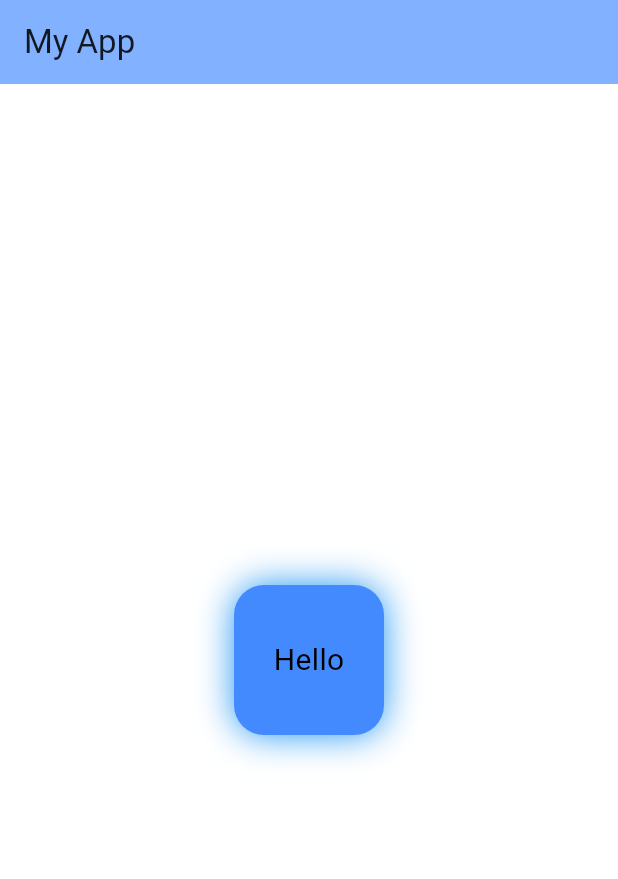
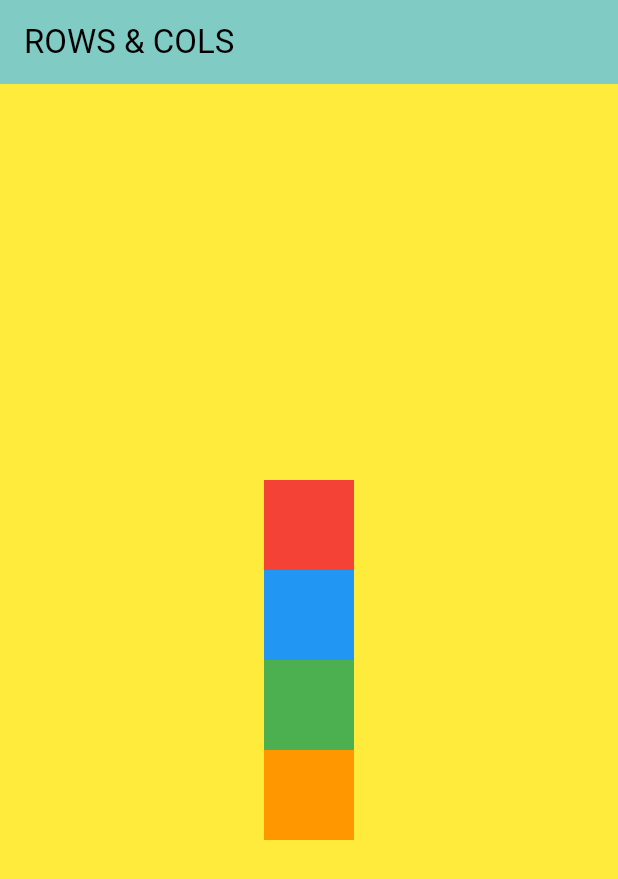
Before and after one commit to SheryarTahir/container_sizedbox, a Flutter app: the screen it shows after launch, on a phone screen of 412 x 824 dp. Shown: the top 879 px of the screen. Run offline on Flutter 3.47's test engine with Material 3 defaults, Android fonts, the phone set to English and light mode, and no system bars.

Commit message:
RowsCols Calling

```diff
--- a/lib/main.dart
+++ b/lib/main.dart
@@ -1,4 +1,5 @@
 import 'package:container_sizedbox/widgets/cotainer_sized.dart';
+import 'package:container_sizedbox/widgets/rowscols.dart';
 import 'package:flutter/material.dart';
 
 void main() {
@@ -14,7 +15,7 @@ class MyApp extends StatelessWidget {
       debugShowCheckedModeBanner: false,
       theme:
           ThemeData(brightness: Brightness.dark, primaryColor: Colors.purple),
-      home: const Container_Sized(),
+      home: const Rowscols(),
     );
   }
 }
--- /dev/null
+++ b/lib/widgets/rowscols.dart
@@ -0,0 +1,75 @@
+import 'package:flutter/material.dart';
+
+class Rowscols extends StatelessWidget {
+  const Rowscols({super.key});
+
+  @override
+  Widget build(BuildContext context) {
+    var w = MediaQuery.of(context).size.width;
+    var h = MediaQuery.of(context).size.height;
+    return Scaffold(
+      appBar: AppBar(
+        title: const Text(
+          "ROWS & COLS",
+          style: TextStyle(color: Colors.black),
+        ),
+        backgroundColor: Colors.teal.shade200,
+      ),
+      body: Container(
+          height: h,
+          width: w,
+          color: Colors.yellow,
+          child: Column(
+            mainAxisAlignment: MainAxisAlignment.center,
+            children: [
+              Container(
+                height: 60,
+                width: 60,
+                color: Colors.red,
+              ),
+              Container(
+                height: 60,
+                width: 60,
+                color: Colors.blue,
+              ),
+              Container(
+                height: 60,
+                width: 60,
+                color: Colors.green,
+              ),
+              Container(
+                height: 60,
+                width: 60,
+                color: Colors.orange,
+              ),
+            ],
+          )
+          // Row(
+          //   mainAxisAlignment: MainAxisAlignment.spaceEvenly,
+          //   children: [
+          //     Container(
+          //       height: 60,
+          //       width: 60,
+          //       color: Colors.red,
+          //     ),
+          //     Container(
+          //       height: 60,
+          //       width: 60,
+          //       color: Colors.blue,
+          //     ),
+          //     Container(
+          //       height: 60,
+          //       width: 60,
+          //       color: Colors.green,
+          //     ),
+          //     Container(
+          //       height: 60,
+          //       width: 60,
+          //       color: Colors.orange,
+          //     ),
+          //   ],
+          // ),
+          ),
+    );
+  }
+}
```
